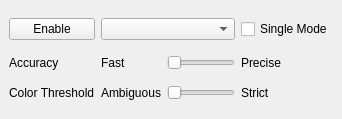
Qt form magic_wand_dockwidget_base.ui (Kanahiro/MagicWand) before a commit.
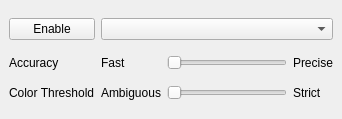
The same form after that commit.

```diff
--- a/magic_wand_dockwidget_base.ui
+++ b/magic_wand_dockwidget_base.ui
@@ -71,13 +71,6 @@
       </property>
      </widget>
     </item>
-    <item row="0" column="3">
-     <widget class="QCheckBox" name="single_mode">
-      <property name="text">
-       <string>Single Mode</string>
-      </property>
-     </widget>
-    </item>
     <item row="2" column="3">
      <widget class="QLabel" name="label_6">
       <property name="text">
@@ -85,7 +78,7 @@
       </property>
      </widget>
     </item>
-    <item row="0" column="1" colspan="2">
+    <item row="0" column="1" colspan="3">
      <widget class="QComboBox" name="layerComboBox"/>
     </item>
    </layout>
```
